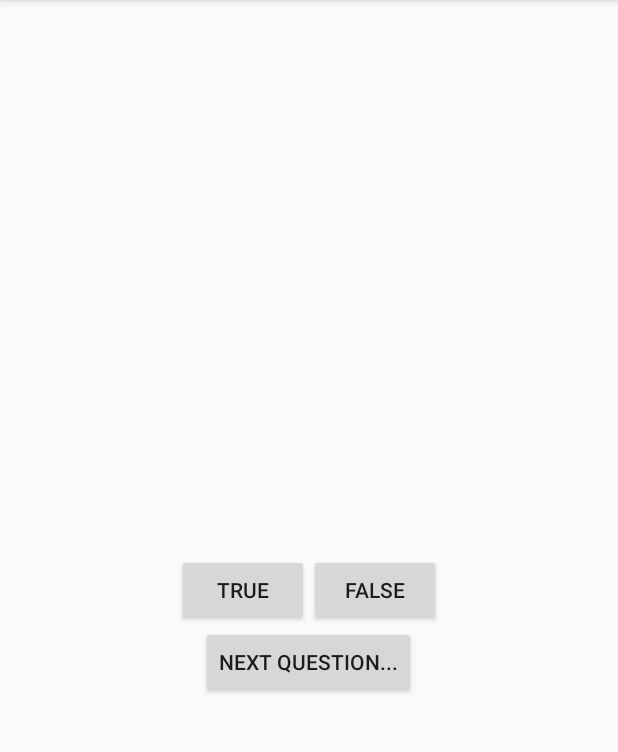
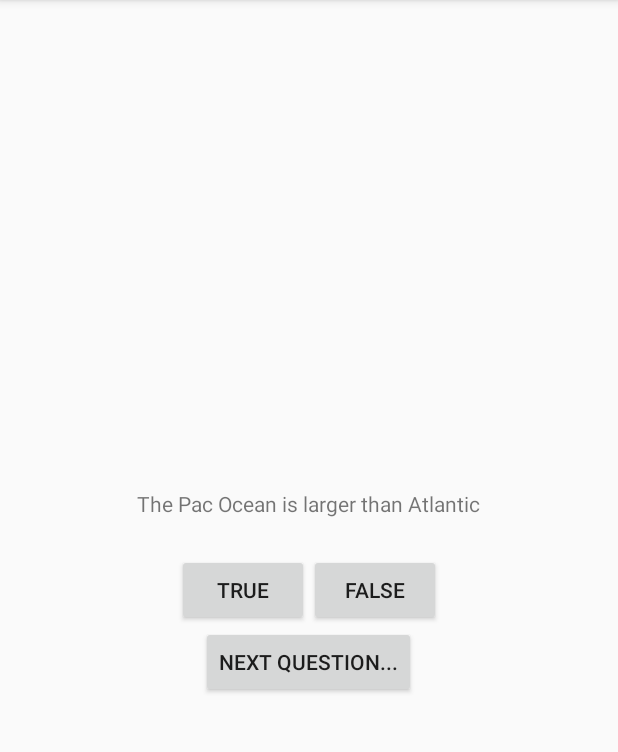
Before and after one commit to KateCatlin/BookYourFlight, an Android app: the screen it shows after launch (QuizActivity), after a tap on "FALSE", on a phone screen of 412 x 824 dp, the part 84-836 px from its top. Run offline under Robolectric (Android 15) with nearby library versions, the phone set to English and light mode, and no system bars.

Commit message:
adding questions

```diff
--- a/app/src/main/java/com/example/katecatlin/geoquiz/QuizActivity.java
+++ b/app/src/main/java/com/example/katecatlin/geoquiz/QuizActivity.java
@@ -6,6 +6,7 @@ import android.os.Bundle;
 import android.view.Menu;
 import android.view.View;
 import android.widget.Button;
+import android.widget.TextView;
 import android.widget.Toast;
 
 import com.google.android.gms.appindexing.Action;
@@ -17,19 +18,48 @@ public class QuizActivity extends AppCompatActivity {
 
     private Button TrueButton;
     private Button FalseButton;
+    private Button NextButton;
+    private TextView QuestionTextView;
+
+    private TrueFalse[] QuestionBank = new TrueFalse[]{
+            new TrueFalse(R.string.question_oceans, true),
+            new TrueFalse(R.string.question_mideast, false),
+            new TrueFalse(R.string.question_africa, false),
+    };
+
+    private int CurrentIndex = 0;
+
+    private void updateQuestion() {
+        int question = QuestionBank[CurrentIndex].getQuestion();
+        QuestionTextView.setText(question);
+    }
+
+    private void checkAnswer(boolean userPressedTrue) {
+        boolean answerIsTrue = QuestionBank[CurrentIndex].isTrueQuestion();
+
+        int messageResId = 0;
+
+        if (userPressedTrue == answerIsTrue) {
+            messageResId = R.string.correct_toast;
+        } else {
+            messageResId = R.string.incorrect_toast;
+        }
+
+        Toast.makeText(this, messageResId, Toast.LENGTH_SHORT).show();
+    }
 
     @Override
     protected void onCreate(Bundle savedInstanceState) {
         super.onCreate(savedInstanceState);
         setContentView(R.layout.activity_quiz);
 
+        QuestionTextView = (TextView)findViewById(R.id.question_text_view);
+
         TrueButton = (Button)findViewById(R.id.true_button);
         TrueButton.setOnClickListener(new View.OnClickListener(){
             @Override
             public void onClick(View view) {
-                Toast.makeText(QuizActivity.this,
-                        R.string.incorrect_toast,
-                        Toast.LENGTH_SHORT).show();
+                checkAnswer(true);
             }
         });
 
@@ -37,11 +67,21 @@ public class QuizActivity extends AppCompatActivity {
         FalseButton.setOnClickListener(new View.OnClickListener(){
             @Override
             public void onClick(View view) {
-                Toast.makeText(QuizActivity.this,
-                        R.string.correct_toast,
-                        Toast.LENGTH_SHORT).show();
+                checkAnswer(false);
             }
         });
+
+        NextButton = (Button)findViewById(R.id.next_button);
+        NextButton.setOnClickListener(new View.OnClickListener(){
+            @Override
+            public void onClick(View view){
+                CurrentIndex = (CurrentIndex + 1) % QuestionBank.length;
+                updateQuestion();
+            }
+
+        });
+
+        updateQuestion();
     }
 
 }
```
